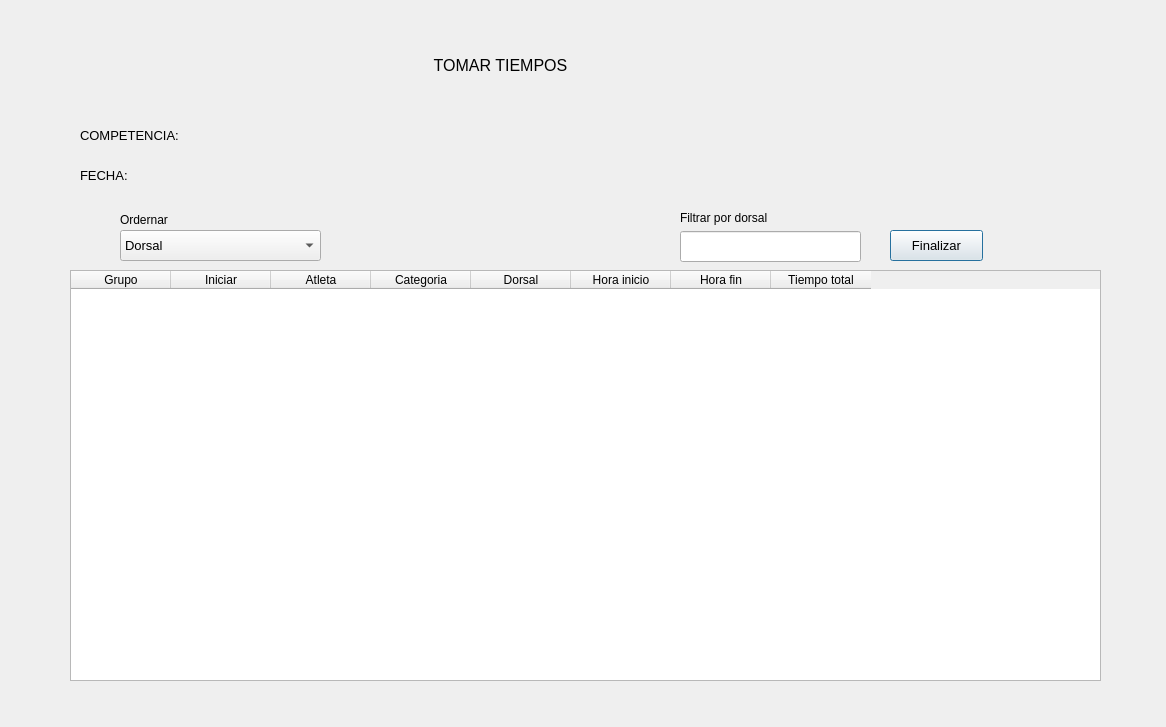
Old version of the form qt/takeTimeView.ui in the repository germang2/CrossfitTimer.
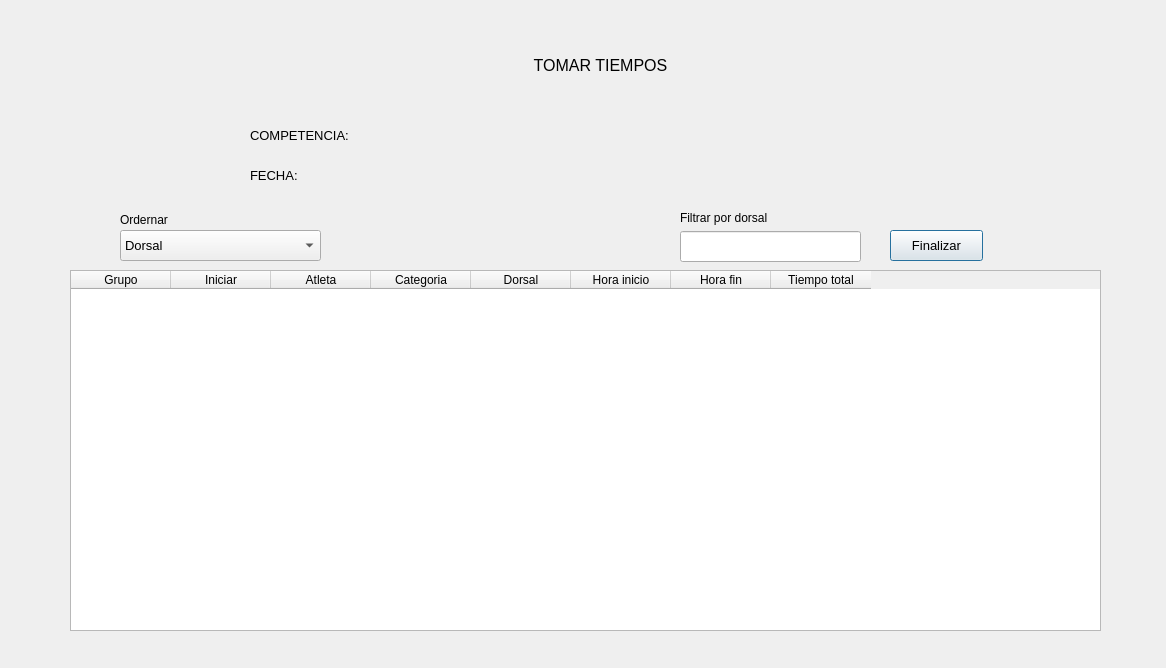
New version of the form.

```diff
--- a/qt/takeTimeView.ui
+++ b/qt/takeTimeView.ui
@@ -7,7 +7,7 @@
     <x>0</x>
     <y>0</y>
     <width>1166</width>
-    <height>727</height>
+    <height>668</height>
    </rect>
   </property>
   <property name="windowTitle">
@@ -16,7 +16,7 @@
   <widget class="QLabel" name="label">
    <property name="geometry">
     <rect>
-     <x>320</x>
+     <x>420</x>
      <y>40</y>
      <width>361</width>
      <height>51</height>
@@ -37,7 +37,7 @@
   <widget class="QLabel" name="label_2">
    <property name="geometry">
     <rect>
-     <x>80</x>
+     <x>250</x>
      <y>120</y>
      <width>141</width>
      <height>31</height>
@@ -55,7 +55,7 @@
   <widget class="QLabel" name="label_3">
    <property name="geometry">
     <rect>
-     <x>80</x>
+     <x>250</x>
      <y>160</y>
      <width>141</width>
      <height>31</height>
@@ -73,7 +73,7 @@
   <widget class="QLabel" name="lb_competence_name">
    <property name="geometry">
     <rect>
-     <x>210</x>
+     <x>380</x>
      <y>120</y>
      <width>141</width>
      <height>31</height>
@@ -91,7 +91,7 @@
   <widget class="QLabel" name="lb_competence_date">
    <property name="geometry">
     <rect>
-     <x>210</x>
+     <x>380</x>
      <y>160</y>
      <width>141</width>
      <height>31</height>
@@ -112,7 +112,7 @@
      <x>70</x>
      <y>270</y>
      <width>1031</width>
-     <height>411</height>
+     <height>361</height>
     </rect>
    </property>
    <column>
```
